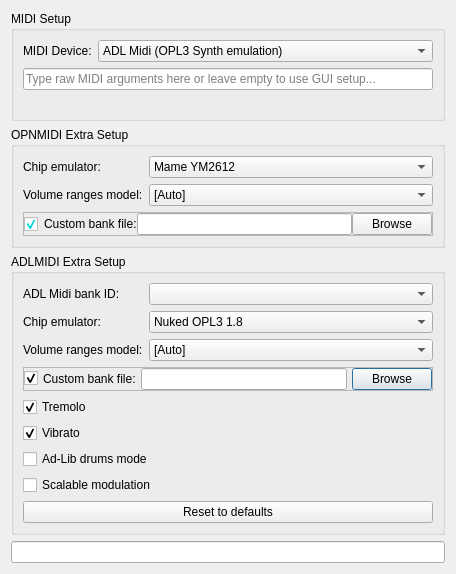
Old version of the form examples/MusPlay-Qt/MainWindow/setup_midi.ui in the repository WohlSoft/SDL-Mixer-X.
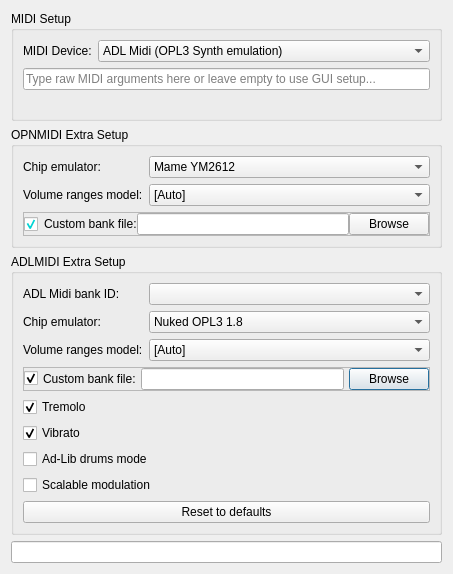
New version of the form.

Commit message: MusPlay-Qt: Rename legacy "CMF" into "Native OPxx"

The edit to the form file:
```diff
--- a/examples/MusPlay-Qt/MainWindow/setup_midi.ui
+++ b/examples/MusPlay-Qt/MainWindow/setup_midi.ui
@@ -6,7 +6,7 @@
    <rect>
     <x>0</x>
     <y>0</y>
-    <width>456</width>
+    <width>453</width>
     <height>574</height>
    </rect>
   </property>
```
Left out of the diff: 4 changed lines with no effect on the pictures.
